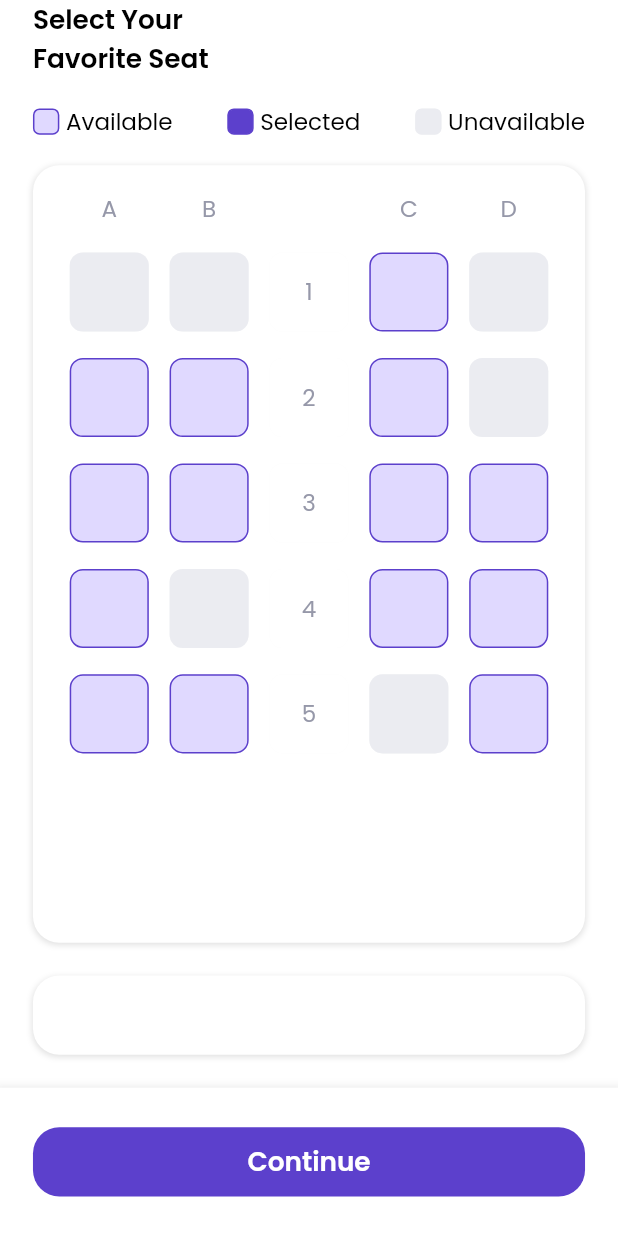
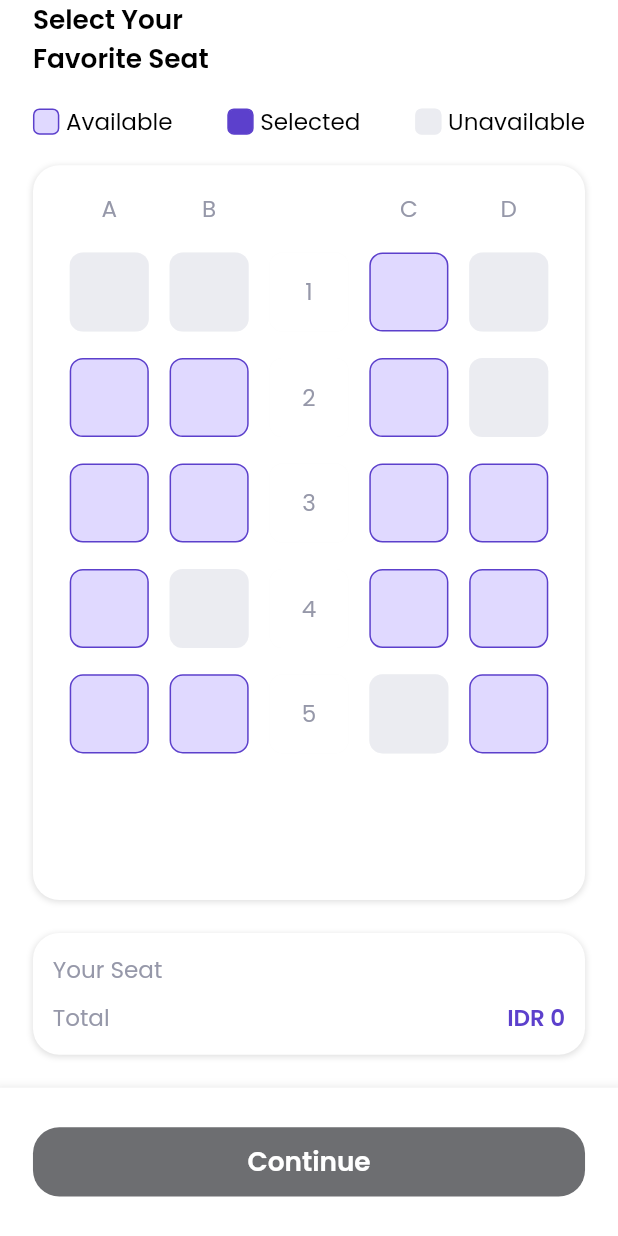
Before and after one commit to fathulaziss/airpedia, a Flutter app: the OrderView screen opened by its route, on a phone screen of 412 x 824 dp. Run offline on Flutter 3.47's test engine with Material 2 defaults, Android fonts, the phone set to English and light mode, and no system bars; our stand-ins replace cloud_firestore, dio, dropdown_button2, equatable, firebase_auth, firebase_core and 10 more; missing offline and left inert: colored_json, easy_mask, flutter_jailbreak_detection; accounts and stored records are empty; project files that could hold a hidden picture were left out.

Commit message:
update order view

```diff
--- a/lib/app/modules/order/components/order_seat_button.dart
+++ b/lib/app/modules/order/components/order_seat_button.dart
@@ -1,16 +1,17 @@
+import 'package:airpedia/app/modules/order/controllers/order_controller.dart';
 import 'package:airpedia/styles/styles.dart';
 import 'package:airpedia/widgets/buttons/button_primary.dart';
 import 'package:airpedia/widgets/cards/card_app.dart';
 import 'package:flutter/material.dart';
 import 'package:flutter_screenutil/flutter_screenutil.dart';
+import 'package:get/get_state_manager/get_state_manager.dart';
 
-class OrderSeatButton extends StatelessWidget {
-  const OrderSeatButton({super.key, required this.onTap});
-
-  final Function() onTap;
+class OrderSeatButton extends GetView<OrderController> {
+  const OrderSeatButton({super.key});
 
   @override
   Widget build(BuildContext context) {
+    return Obx(() {
       return CardApp(
         height: 90.w,
         radius: 0,
@@ -24,7 +25,12 @@ class OrderSeatButton extends StatelessWidget {
             offset: const Offset(0, 5),
           )
         ],
-      child: ButtonPrimary(onTap: onTap, label: 'Continue'),
+        child: ButtonPrimary(
+          onTap: () {},
+          label: 'Continue',
+          enabled: controller.selectedSeat.isNotEmpty,
+        ),
       );
+    });
   }
 }
--- /dev/null
+++ b/lib/app/modules/order/components/order_seat_information.dart
@@ -0,0 +1,67 @@
+import 'package:airpedia/app/modules/order/controllers/order_controller.dart';
+import 'package:airpedia/styles/colors.dart';
+import 'package:airpedia/styles/styles.dart';
+import 'package:airpedia/utils/format_currency.dart';
+import 'package:airpedia/widgets/cards/card_app.dart';
+import 'package:flutter/material.dart';
+import 'package:flutter_screenutil/flutter_screenutil.dart';
+import 'package:get/get.dart';
+
+class OrderSeatInformation extends GetView<OrderController> {
+  const OrderSeatInformation({super.key});
+
+  @override
+  Widget build(BuildContext context) {
+    return Obx(() {
+      return CardApp(
+        radius: 16.w,
+        isShowShadows: true,
+        margin: EdgeInsets.symmetric(vertical: Insets.xl),
+        child: Column(
+          children: [
+            Row(
+              children: [
+                Text(
+                  'Your Seat',
+                  style: TextStyles.text.copyWith(color: AppColor.greyColor1),
+                ),
+                horizontalSpace(Insets.sm),
+                Expanded(
+                  child: Text(
+                    controller.selectedSeat
+                        .map((item) => item.name)
+                        .toList()
+                        .join(', '),
+                    style: TextStyles.title.copyWith(fontSize: 14.w),
+                    textAlign: TextAlign.end,
+                  ),
+                )
+              ],
+            ),
+            verticalSpace(Insets.sm),
+            Row(
+              children: [
+                Text(
+                  'Total',
+                  style: TextStyles.text.copyWith(color: AppColor.greyColor1),
+                ),
+                horizontalSpace(Insets.sm),
+                Expanded(
+                  child: Text(
+                    priceFormat(
+                      controller.cDestination.destinationTicket.value.price *
+                          controller.selectedSeat.length,
+                    ),
+                    style: TextStyles.title
+                        .copyWith(fontSize: 14.w, color: AppColor.primaryColor),
+                    textAlign: TextAlign.end,
+                  ),
+                )
+              ],
+            )
+          ],
+        ),
+      );
+    });
+  }
+}
--- a/lib/app/modules/order/controllers/order_controller.dart
+++ b/lib/app/modules/order/controllers/order_controller.dart
@@ -1,9 +1,12 @@
 import 'package:airpedia/app/data/seat_data.dart';
 import 'package:airpedia/app/models/seat_model.dart';
+import 'package:airpedia/app/modules/destination/controllers/destination_controller.dart';
 import 'package:airpedia/utils/app_utils.dart';
 import 'package:get/get.dart';
 
 class OrderController extends GetxController {
+  final cDestination = Get.find<DestinationController>();
+
   RxList<String> listSeatType = <String>[].obs;
   RxList<String> listSeatNumber = <String>[].obs;
   RxList<SeatModel> listSeatTypeA = <SeatModel>[].obs;
--- a/lib/app/modules/order/views/order_view.dart
+++ b/lib/app/modules/order/views/order_view.dart
@@ -1,20 +1,18 @@
 import 'package:airpedia/app/modules/order/components/order_seat.dart';
 import 'package:airpedia/app/modules/order/components/order_seat_button.dart';
+import 'package:airpedia/app/modules/order/components/order_seat_information.dart';
 import 'package:airpedia/app/modules/order/components/order_seat_status.dart';
-import 'package:airpedia/app/modules/order/controllers/order_controller.dart';
 import 'package:airpedia/styles/styles.dart';
-import 'package:airpedia/widgets/cards/card_app.dart';
 import 'package:flutter/material.dart';
 import 'package:flutter_screenutil/flutter_screenutil.dart';
-import 'package:get/get.dart';
 
-class OrderView extends GetView<OrderController> {
+class OrderView extends StatelessWidget {
   const OrderView({super.key});
 
   @override
   Widget build(BuildContext context) {
     return Scaffold(
-      bottomNavigationBar: OrderSeatButton(onTap: () {}),
+      bottomNavigationBar: const OrderSeatButton(),
       body: Padding(
         padding: EdgeInsets.fromLTRB(
           20.w,
@@ -29,11 +27,7 @@ class OrderView extends GetView<OrderController> {
             Text('Select Your\nFavorite Seat', style: TextStyles.title),
             const OrderSeatStatus(),
             const OrderSeat(),
-            CardApp(
-              radius: 16.w,
-              isShowShadows: true,
-              margin: EdgeInsets.symmetric(vertical: Insets.xl),
-            ),
+            const OrderSeatInformation(),
           ],
         ),
       ),
```
Lines whose indentation alone changed are shown as unchanged.
